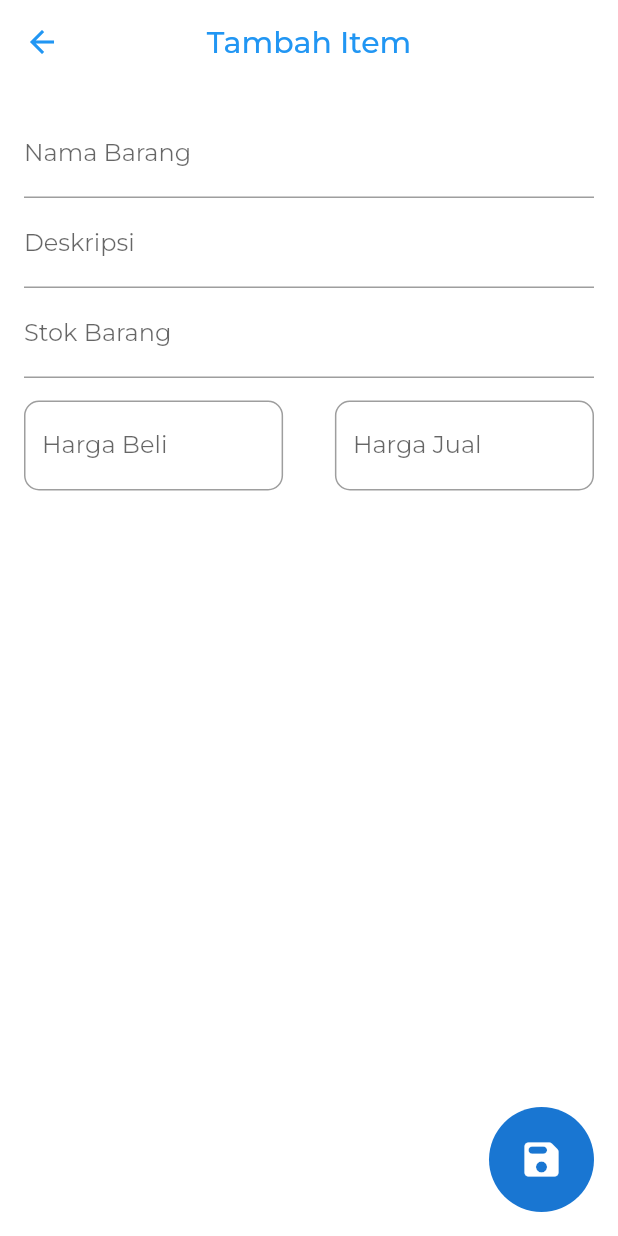
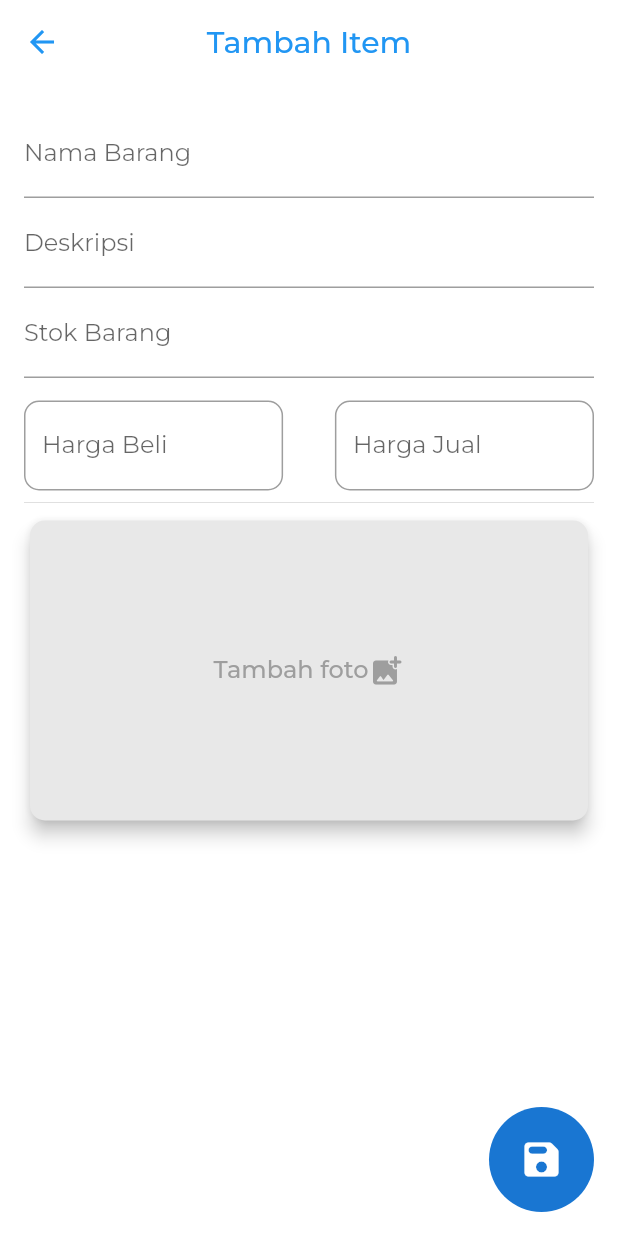
Before and after one commit to ramasii/itemwise, a Flutter app: the ViewItemPage screen opened directly, on a phone screen of 412 x 824 dp. Run offline on Flutter 3.47's test engine with Material 2 defaults, Android fonts, the phone set to English and light mode, and no system bars; our stand-ins replace image_picker, shared_preferences; missing offline and left inert: image_size_getter; accounts and stored records are empty; generated files the repository leaves out were written again.

Commit message:
fitur foto barang

```diff
--- a/lib/allpackages.dart
+++ b/lib/allpackages.dart
@@ -4,6 +4,8 @@ export 'dart:convert';
 export 'package:shared_preferences/shared_preferences.dart';
 export 'dart:developer';
 export 'package:intl/intl.dart';
+export 'package:image_picker/image_picker.dart';
+export 'package:image_size_getter/image_size_getter.dart';
 
 export './utils/itemwise_utils.dart';
 export './functions/functions.dart';
--- a/lib/l10n/app_id.arb
+++ b/lib/l10n/app_id.arb
@@ -8,5 +8,6 @@
     "itemStock": "Stok Barang",
     "purPrice": "Harga Beli",
     "selPrice": "Harga Jual",
-    "mustFilled": "Wajib diisi!"
+    "mustFilled": "Wajib diisi!",
+    "addPhoto": "Tambah foto"
 }
--- a/lib/pages/home_page.dart
+++ b/lib/pages/home_page.dart
@@ -90,7 +90,7 @@ class _MyHomePageState extends State<MyHomePage> {
           width: 70,
           height: 70,
           decoration: const BoxDecoration(color: Colors.blue),
-          child: Center(
+          child: const Center(
             child: Text("70x70", style: TextStyle(color: Colors.white),),
           ),
         ),
--- a/lib/pages/view_item_page.dart
+++ b/lib/pages/view_item_page.dart
@@ -1,3 +1,5 @@
+import 'dart:typed_data';
+
 import 'package:itemwise/allpackages.dart';
 import 'package:flutter/material.dart';
 import 'package:itemwise/pages/home_page.dart';
@@ -15,6 +17,8 @@ class _ViewItemPageState extends State<ViewItemPage> {
   List items = [];
   bool isEdit = true;
   bool isEdited = false;
+  bool isImgLscape = true;
+  String img = "";
 
   final TextEditingController _itemNameController = TextEditingController();
   final TextEditingController _itemDescriptionController =
@@ -35,6 +39,9 @@ class _ViewItemPageState extends State<ViewItemPage> {
       _itemStockController.text = widget.itemMap!['stock'].toString();
       _purchasePriceController.text = widget.itemMap!['purPrice'].toString();
       _sellingPriceController.text = widget.itemMap!['selPrice'].toString();
+      img = widget.itemMap!["img"];
+
+      CheckIsImgLscape(Uint8List.fromList(base64.decode(img)));
     } else if (widget.itemMap == null) {
       isEdit == false;
     }
@@ -183,7 +190,10 @@ class _ViewItemPageState extends State<ViewItemPage> {
                     ),
                   ),
                 ],
-              )
+              ),
+              Divider(),
+              // algoritma: jika widget.itemMap!['img'] != "" maka tampilkan gambar, jika tidak maka tampilkan "Tambahkan Gambar", bisa ngambil gambar dari kamera dan file
+              cardFotoBarang(context)
             ],
           ),
         ),
@@ -211,6 +221,91 @@ class _ViewItemPageState extends State<ViewItemPage> {
     });
   }
 
+  Future<void> _pickImage() async {
+    log("START _pickImage");
+
+    final imagePicker = ImagePicker();
+    final pickedImage = await imagePicker.pickImage(
+        source: ImageSource.gallery,
+        maxHeight:
+            700); // Ganti dengan ImageSource.camera jika ingin menggunakan kamera
+
+    if (pickedImage != null) {
+      // Mengencode gambar ke dalam bentuk string (base64)
+      final bytes = await pickedImage.readAsBytes();
+      final encodedImage = base64Encode(bytes);
+
+
+      // Lakukan sesuatu dengan gambar yang sudah diencode
+      setState(() {
+        img = encodedImage;
+      });
+      await CheckIsImgLscape(bytes);
+    }
+
+    log("DONE _pickedImage");
+  }
+
+  Future<void> CheckIsImgLscape(Uint8List bytes) async {
+    if (img != "") {
+      final size = ImageSizeGetter.getSize(MemoryInput(bytes));
+
+      if (size.height > size.width) {
+        setState(() {
+          isImgLscape = false;
+        });
+      }
+    }
+  }
+
+  Widget cardFotoBarang(BuildContext context) {
+    return Card(
+      elevation: 5,
+      color: Color.fromARGB(255, 232, 232, 232),
+      shape: RoundedRectangleBorder(borderRadius: BorderRadius.circular(10)),
+      child: Container(
+          height: isImgLscape ? 200 : 500,
+          width: MediaQuery.of(context).size.width - 10,
+          child: img == ""
+              ? Center(
+                  child: InkWell(
+                    onTap: () {
+                      _pickImage();
+                    },
+                    borderRadius: BorderRadius.circular(10),
+                    child: Padding(
+                      padding: const EdgeInsets.all(8.0),
+                      child: Row(
+                        mainAxisAlignment: MainAxisAlignment.center,
+                        mainAxisSize: MainAxisSize.min,
+                        children: [
+                          Text(
+                            AppLocalizations.of(context)!.addPhoto,
+                            style: const TextStyle(
+                                color: Colors.grey,
+                                fontSize: 16,
+                                fontWeight: FontWeight.w500),
+                          ),
+                          const Icon(
+                            Icons.add_photo_alternate_rounded,
+                            color: Colors.grey,
+                          )
+                        ],
+                      ),
+                    ),
+                  ),
+                )
+              // TODO: tampilkan gambar dari String hasil encode gambar
+              : ClipRRect(
+                  borderRadius: BorderRadius.circular(10),
+                  child: Image.memory(
+                    Uint8List.fromList(base64.decode(img)),
+                    fit: BoxFit.cover,
+                  ),
+                )),
+    );
+  }
+
   Widget saveButton(BuildContext context) {
     return Tooltip(
       message: "",
@@ -222,7 +317,8 @@ class _ViewItemPageState extends State<ViewItemPage> {
             String stock = _itemStockController.text;
             String purPrice = _purchasePriceController.text;
             String selPrice = _sellingPriceController.text;
-            await ItemWise.addItem(name, desc, stock, purPrice, selPrice);
+
+            await ItemWise.addItem(name, desc, stock, purPrice, selPrice, img);
             await ItemWise.saveItems();
             clearTextController();
             // ignore: use_build_context_synchronously
@@ -242,9 +338,10 @@ class _ViewItemPageState extends State<ViewItemPage> {
               widget.itemMap!["desc"],
               widget.itemMap!["stock"],
               widget.itemMap!["purPrice"],
-              widget.itemMap!["selPrice"]
+              widget.itemMap!["selPrice"],
+              widget.itemMap!["img"],
             ];
-            List b = [name, desc, stock, purPrice, selPrice];
+            List b = [name, desc, stock, purPrice, selPrice, img];
 
             for (var i = 0; i < a.length; i++) {
               if (a[i] != b[i]) {
@@ -253,8 +350,8 @@ class _ViewItemPageState extends State<ViewItemPage> {
             }
 
             if (isEdited) {
-              await ItemWise.editItem(
-                  widget.itemMap!['id'], name, desc, stock, purPrice, selPrice);
+              await ItemWise.editItem(widget.itemMap!['id'], name, desc, stock,
+                  purPrice, selPrice, img);
               await ItemWise.saveItems();
             }
           }
--- a/lib/utils/itemwise_utils.dart
+++ b/lib/utils/itemwise_utils.dart
@@ -31,7 +31,7 @@ class ItemWise {
   }
 
   static Future<void> addItem(String name, String desc, String stock,
-      String purPrice, String selPrice) async {
+      String purPrice, String selPrice, String img) async {
     log('START addItem');
     var a = DateTime.now().millisecondsSinceEpoch.toString();
     ItemWise.items.add({
@@ -43,12 +43,13 @@ class ItemWise {
       "selPrice": selPrice,
       "addedTime": a,
       "editedTime": a,
+      "img":img
     });
     log('DONE addItem');
   }
 
   static Future<void> editItem(String id, String name, String desc,
-      String stock, String purPrice, String selPrice) async {
+      String stock, String purPrice, String selPrice, String img) async {
     log('START editItem id:$id');
     var a = DateTime.now().millisecondsSinceEpoch.toString();
 
@@ -62,6 +63,7 @@ class ItemWise {
       "addedTime": ItemWise.items
           .firstWhere((element) => element['id'] == id)['addedTime'],
       "editedTime": a,
+      "img":img
     };
     log('DONE editItem id:$id');
   }
--- a/pubspec.yaml
+++ b/pubspec.yaml
@@ -17,6 +17,8 @@ dependencies:
   intl: ^0.17.0
   cupertino_icons: ^1.0.2
   shared_preferences: ^2.2.0
+  image_picker: any
+  image_size_getter: any
 
 dev_dependencies:
   flutter_test:
```
Also changed, not shown: 3 other files.
